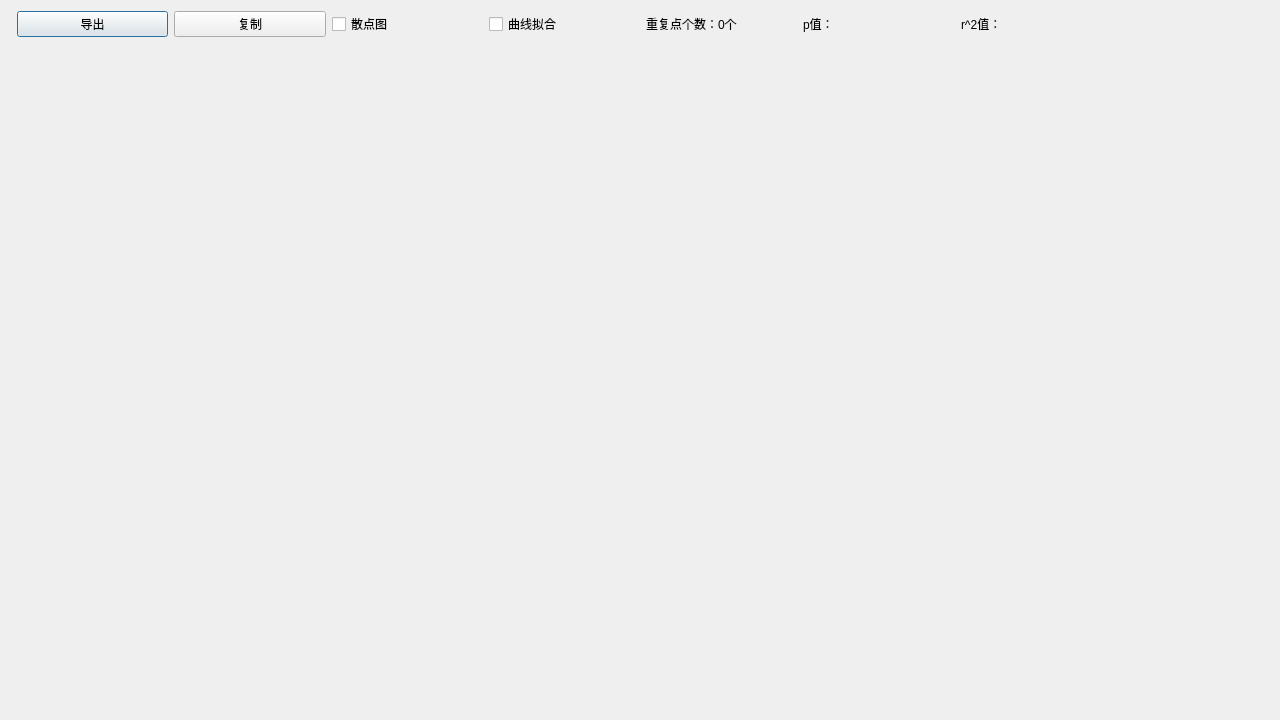
Qt form IMDAP/chartviewdialog.ui (suxj22/IMDAP) before a commit.
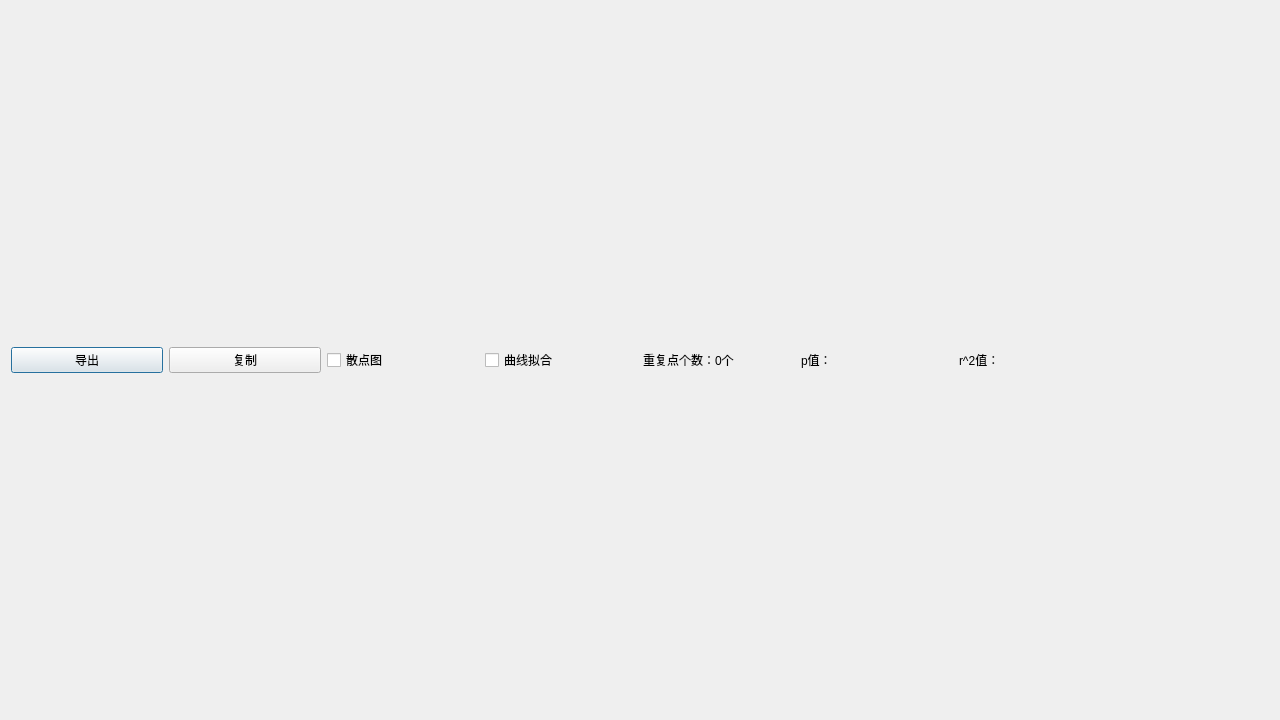
The same form after that commit.

What changed in the file:
```diff
--- a/IMDAP/chartviewdialog.ui
+++ b/IMDAP/chartviewdialog.ui
@@ -13,8 +13,8 @@
   <property name="windowTitle">
    <string>Dialog</string>
   </property>
-  <layout class="QFormLayout" name="formLayout">
-   <item row="0" column="1">
+  <layout class="QGridLayout" name="gridLayout">
+   <item row="0" column="0">
     <layout class="QHBoxLayout" name="horizontalLayout">
      <item>
       <widget class="QPushButton" name="exportImageButton">
```
